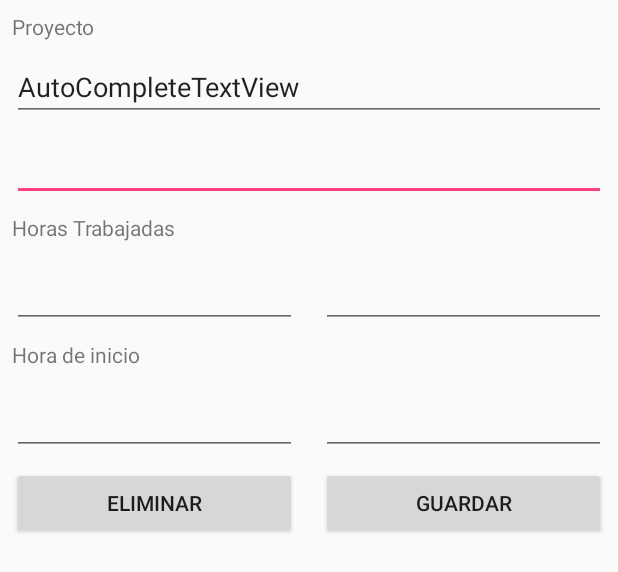
After one commit to ctm002/tsummaryDroid, an Android app: the layout activity_registro_hora.xml on its own in the app's theme, with its tools: preview values and no code run, on a phone screen of 412 x 824 dp. The commit adds this screen. Shown: the top 572 px of the screen. Run offline under Robolectric (Android 15) with nearby library versions, the phone set to English and light mode, and no system bars.

Commit message:
Se realizar interfaz provisoria de las horas cargadas

```diff
--- a/app/build.gradle
+++ b/app/build.gradle
@@ -36,4 +36,5 @@ dependencies {
     implementation 'com.squareup.okhttp3:okhttp:3.10.0'
     implementation 'com.auth0.android:jwtdecode:1.1.1'
     implementation 'com.android.support:recyclerview-v7:27.1.0'
+    implementation 'com.android.support:design:27.1.0'
 }
--- a/app/src/main/java/cl/cariola/tsummary/business/controllers/ProyectoController.kt
+++ b/app/src/main/java/cl/cariola/tsummary/business/controllers/ProyectoController.kt
@@ -1,5 +1,4 @@
 package cl.cariola.tsummary.business.controllers
-
 import android.content.Context
 import cl.cariola.tsummary.business.entities.RegistroHora
 import cl.cariola.tsummary.data.DataBaseHandler
@@ -18,7 +17,7 @@ class ProyectoController(context: Context) {
     {
         var db = DataBaseHandler(this.mContext!!)
         val dateFormat = SimpleDateFormat("yyyy-MM-dd")
-        val strDate =   dateFormat.format(fecha)
+        val strDate =  dateFormat.format(fecha)
         return db.getListHorasByCodigoAndFecha(codigo, strDate)
     }
 }
--- a/app/src/main/java/cl/cariola/tsummary/business/entities/Hora.kt
+++ b/app/src/main/java/cl/cariola/tsummary/business/entities/Hora.kt
@@ -1,3 +1,3 @@
 package cl.cariola.tsummary.business.entities
 
-data class Hora (var mHoras: Int, var mMinutos: Int) {}
+data class Hora (var horas: Int, var minutos: Int) {}
--- a/app/src/main/res/layout/activity_main.xml
+++ b/app/src/main/res/layout/activity_main.xml
@@ -5,7 +5,6 @@
     android:layout_width="match_parent"
     android:layout_height="match_parent"
     tools:context=".MainActivity">
-
 
     <android.support.v7.widget.RecyclerView
         android:id="@+id/recycler_view_horas"
@@ -22,4 +21,5 @@
         app:layout_constraintStart_toStartOf="parent"
         app:layout_constraintTop_toTopOf="parent" />
 
+
 </android.support.constraint.ConstraintLayout>
--- /dev/null
+++ b/app/src/main/res/layout/activity_registro_hora.xml
@@ -0,0 +1,167 @@
+<?xml version="1.0" encoding="utf-8"?>
+<android.support.constraint.ConstraintLayout xmlns:android="http://schemas.android.com/apk/res/android"
+    xmlns:app="http://schemas.android.com/apk/res-auto"
+    xmlns:tools="http://schemas.android.com/tools"
+    android:layout_width="match_parent"
+    android:layout_height="match_parent">
+
+    <TextView
+        android:id="@+id/tVProyecto"
+        android:layout_width="0dp"
+        android:layout_height="wrap_content"
+        android:layout_marginEnd="8dp"
+        android:layout_marginLeft="8dp"
+        android:layout_marginRight="8dp"
+        android:layout_marginStart="8dp"
+        android:layout_marginTop="8dp"
+        android:text="Proyecto"
+        app:layout_constraintEnd_toEndOf="parent"
+        app:layout_constraintStart_toStartOf="parent"
+        app:layout_constraintTop_toTopOf="parent" />
+
+    <EditText
+        android:id="@+id/editText2"
+        android:layout_width="0dp"
+        android:layout_height="wrap_content"
+        android:layout_marginEnd="8dp"
+        android:layout_marginLeft="8dp"
+        android:layout_marginRight="8dp"
+        android:layout_marginStart="8dp"
+        android:layout_marginTop="8dp"
+        android:ems="10"
+        android:inputType="textMultiLine"
+        app:layout_constraintEnd_toEndOf="parent"
+        app:layout_constraintStart_toStartOf="parent"
+        app:layout_constraintTop_toBottomOf="@+id/autoCompleteTextView" />
+
+    <TextView
+        android:id="@+id/textView4"
+        android:layout_width="0dp"
+        android:layout_height="wrap_content"
+        android:layout_marginEnd="8dp"
+        android:layout_marginLeft="8dp"
+        android:layout_marginRight="8dp"
+        android:layout_marginStart="8dp"
+        android:layout_marginTop="8dp"
+        android:text="Horas Trabajadas"
+        app:layout_constraintEnd_toEndOf="parent"
+        app:layout_constraintStart_toStartOf="parent"
+        app:layout_constraintTop_toBottomOf="@+id/editText2" />
+
+    <EditText
+        android:id="@+id/editText4"
+        android:layout_width="0dp"
+        android:layout_height="49dp"
+        android:layout_marginEnd="8dp"
+        android:layout_marginLeft="8dp"
+        android:layout_marginRight="8dp"
+        android:layout_marginStart="8dp"
+        android:layout_marginTop="8dp"
+        android:ems="10"
+        android:inputType="number"
+        app:layout_constraintEnd_toStartOf="@+id/editText5"
+        app:layout_constraintStart_toStartOf="parent"
+        app:layout_constraintTop_toBottomOf="@+id/textView4" />
+
+    <EditText
+        android:id="@+id/editText5"
+        android:layout_width="0dp"
+        android:layout_height="49dp"
+        android:layout_marginEnd="8dp"
+        android:layout_marginLeft="8dp"
+        android:layout_marginRight="8dp"
+        android:layout_marginStart="8dp"
+        android:layout_marginTop="8dp"
+        android:ems="10"
+        android:inputType="number"
+        app:layout_constraintEnd_toEndOf="parent"
+        app:layout_constraintStart_toEndOf="@+id/editText4"
+        app:layout_constraintTop_toBottomOf="@+id/textView4" />
+
+    <TextView
+        android:id="@+id/textView6"
+        android:layout_width="0dp"
+        android:layout_height="19dp"
+        android:layout_marginEnd="8dp"
+        android:layout_marginLeft="8dp"
+        android:layout_marginRight="8dp"
+        android:layout_marginStart="8dp"
+        android:layout_marginTop="8dp"
+        android:text="Hora de inicio"
+        app:layout_constraintEnd_toEndOf="parent"
+        app:layout_constraintStart_toStartOf="parent"
+        app:layout_constraintTop_toBottomOf="@+id/editText4" />
+
+    <EditText
+        android:id="@+id/editText6"
+        android:layout_width="0dp"
+        android:layout_height="49dp"
+        android:layout_marginEnd="8dp"
+        android:layout_marginLeft="8dp"
+        android:layout_marginRight="8dp"
+        android:layout_marginStart="8dp"
+        android:layout_marginTop="8dp"
+        android:ems="10"
+        android:inputType="number"
+        app:layout_constraintEnd_toStartOf="@+id/editText7"
+        app:layout_constraintStart_toStartOf="parent"
+        app:layout_constraintTop_toBottomOf="@+id/textView6" />
+
+    <EditText
+        android:id="@+id/editText7"
+        android:layout_width="0dp"
+        android:layout_height="49dp"
+        android:layout_marginEnd="8dp"
+        android:layout_marginLeft="8dp"
+        android:layout_marginRight="8dp"
+        android:layout_marginStart="8dp"
+        android:layout_marginTop="8dp"
+        android:ems="10"
+        android:inputType="numberSigned"
+        app:layout_constraintEnd_toEndOf="parent"
+        app:layout_constraintStart_toEndOf="@+id/editText6"
+        app:layout_constraintTop_toBottomOf="@+id/textView6" />
+
+    <Button
+        android:id="@+id/button"
+        android:layout_width="0dp"
+        android:layout_height="wrap_content"
+        android:layout_marginEnd="8dp"
+        android:layout_marginLeft="8dp"
+        android:layout_marginRight="8dp"
+        android:layout_marginStart="8dp"
+        android:layout_marginTop="8dp"
+        android:text="Eliminar"
+        app:layout_constraintEnd_toStartOf="@+id/button2"
+        app:layout_constraintStart_toStartOf="parent"
+        app:layout_constraintTop_toBottomOf="@+id/editText6" />
+
+    <Button
+        android:id="@+id/button2"
+        android:layout_width="0dp"
+        android:layout_height="wrap_content"
+        android:layout_marginEnd="8dp"
+        android:layout_marginLeft="8dp"
+        android:layout_marginRight="8dp"
+        android:layout_marginStart="8dp"
+        android:layout_marginTop="8dp"
+        android:text="Guardar"
+        app:layout_constraintEnd_toEndOf="parent"
+        app:layout_constraintStart_toEndOf="@+id/button"
+        app:layout_constraintTop_toBottomOf="@+id/editText7" />
+
+    <AutoCompleteTextView
+        android:id="@+id/autoCompleteTextView"
+        android:layout_width="0dp"
+        android:layout_height="wrap_content"
+        android:layout_marginEnd="8dp"
+        android:layout_marginLeft="8dp"
+        android:layout_marginRight="8dp"
+        android:layout_marginStart="8dp"
+        android:layout_marginTop="8dp"
+        android:text="AutoCompleteTextView"
+        app:layout_constraintEnd_toEndOf="parent"
+        app:layout_constraintStart_toStartOf="parent"
+        app:layout_constraintTop_toBottomOf="@+id/tVProyecto" />
+
+</android.support.constraint.ConstraintLayout>
```
Also changed, not shown: app/src/main/java/cl/cariola/tsummary/ListHorasAdapter.kt (added, +64 -0 lines), app/src/main/java/cl/cariola/tsummary/MainActivity.kt (+16 -39 lines), app/src/main/java/cl/cariola/tsummary/business/entities/RegistroHora.kt (+16 -1 lines), app/src/main/java/cl/cariola/tsummary/data/DataBaseHandler.kt (+14 -9 lines), app/src/main/res/layout/list_registro_horas.xml (added, +84 -0 lines), app/src/main/res/layout/row_main.xml (deleted, +0 -32 lines).
